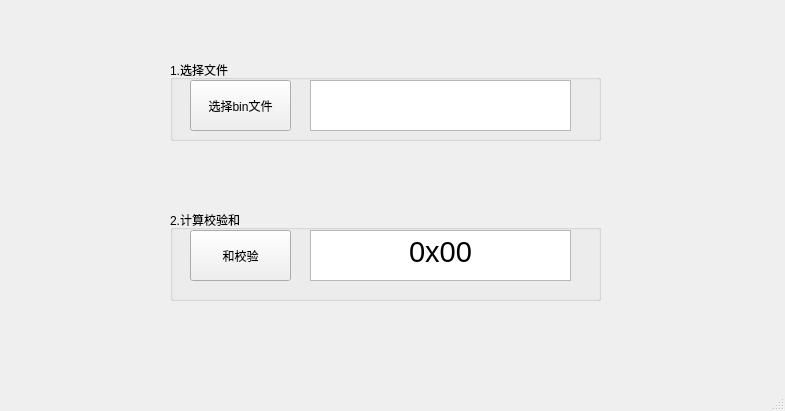
First picture: the form in SourceCode/binCheckSum/mainwindow.ui, repository breakeryu/BinFieCheckSumTool, before the edit.
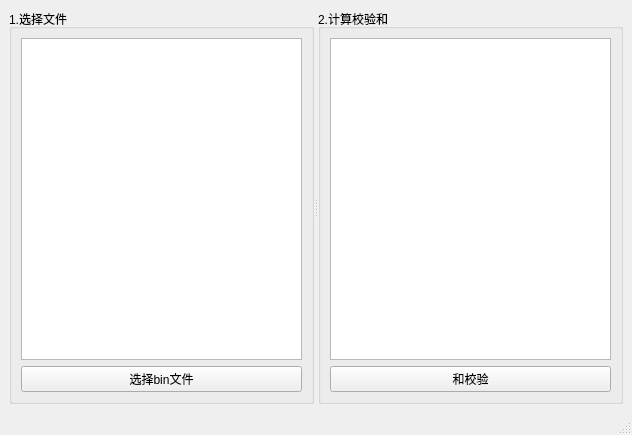
Second picture: the form after the edit.

Commit message: 更新窗口不能随显示器分辨率更改大小的问题

Patch:
```diff
--- a/SourceCode/binCheckSum/mainwindow.ui
+++ b/SourceCode/binCheckSum/mainwindow.ui
@@ -6,71 +6,50 @@
    <rect>
     <x>0</x>
     <y>0</y>
-    <width>785</width>
-    <height>411</height>
+    <width>632</width>
+    <height>435</height>
    </rect>
   </property>
   <property name="windowTitle">
    <string>MainWindow</string>
   </property>
   <widget class="QWidget" name="centralwidget">
+   <layout class="QHBoxLayout" name="horizontalLayout_3">
+    <item>
+     <widget class="QSplitter" name="splitter">
+      <property name="orientation">
+       <enum>Qt::Horizontal</enum>
+      </property>
    <widget class="QGroupBox" name="groupBox">
-    <property name="geometry">
-     <rect>
-      <x>170</x>
-      <y>60</y>
-      <width>431</width>
-      <height>81</height>
-     </rect>
-    </property>
     <property name="title">
      <string>1.选择文件</string>
     </property>
+       <layout class="QHBoxLayout" name="horizontalLayout">
+        <item>
+         <layout class="QVBoxLayout" name="verticalLayout">
+          <item>
+           <widget class="QTextEdit" name="textEdit_binFileName"/>
+          </item>
+          <item>
     <widget class="QPushButton" name="pushButton_ChooseBinFile">
-     <property name="geometry">
-      <rect>
-       <x>20</x>
-       <y>20</y>
-       <width>101</width>
-       <height>51</height>
-      </rect>
-     </property>
      <property name="text">
       <string>选择bin文件</string>
      </property>
     </widget>
-    <widget class="QTextEdit" name="textEdit_binFileName">
-     <property name="geometry">
-      <rect>
-       <x>140</x>
-       <y>20</y>
-       <width>261</width>
-       <height>51</height>
-      </rect>
-     </property>
-    </widget>
+          </item>
+         </layout>
+        </item>
+       </layout>
    </widget>
    <widget class="QGroupBox" name="groupBox_2">
-    <property name="geometry">
-     <rect>
-      <x>170</x>
-      <y>210</y>
-      <width>431</width>
-      <height>91</height>
-     </rect>
-    </property>
     <property name="title">
      <string>2.计算校验和</string>
     </property>
+       <layout class="QHBoxLayout" name="horizontalLayout_2">
+        <item>
+         <layout class="QVBoxLayout" name="verticalLayout_2">
+          <item>
     <widget class="QTextEdit" name="textEdit_Sum">
-     <property name="geometry">
-      <rect>
-       <x>140</x>
-       <y>20</y>
-       <width>261</width>
-       <height>51</height>
-      </rect>
-     </property>
      <property name="styleSheet">
       <string notr="true">font: 22pt &quot;黑体&quot;;</string>
      </property>
@@ -79,23 +58,24 @@
 &lt;html&gt;&lt;head&gt;&lt;meta name=&quot;qrichtext&quot; content=&quot;1&quot; /&gt;&lt;style type=&quot;text/css&quot;&gt;
 p, li { white-space: pre-wrap; }
 &lt;/style&gt;&lt;/head&gt;&lt;body style=&quot; font-family:'黑体'; font-size:22pt; font-weight:400; font-style:normal;&quot;&gt;
-&lt;p align=&quot;center&quot; style=&quot; margin-top:0px; margin-bottom:0px; margin-left:0px; margin-right:0px; -qt-block-indent:0; text-indent:0px;&quot;&gt;0x00&lt;/p&gt;&lt;/body&gt;&lt;/html&gt;</string>
-     </property>
-    </widget>
+&lt;p style=&quot;-qt-paragraph-type:empty; margin-top:0px; margin-bottom:0px; margin-left:0px; margin-right:0px; -qt-block-indent:0; text-indent:0px;&quot;&gt;&lt;br /&gt;&lt;/p&gt;&lt;/body&gt;&lt;/html&gt;</string>
+            </property>
+           </widget>
+          </item>
+          <item>
     <widget class="QPushButton" name="pushButton_checkSum">
-     <property name="geometry">
-      <rect>
-       <x>20</x>
-       <y>20</y>
-       <width>101</width>
-       <height>51</height>
-      </rect>
-     </property>
      <property name="text">
       <string>和校验</string>
      </property>
     </widget>
-   </widget>
+          </item>
+         </layout>
+        </item>
+       </layout>
+      </widget>
+     </widget>
+    </item>
+   </layout>
   </widget>
   <widget class="QMenuBar" name="menubar">
    <property name="geometry">
```
Left out of the diff: 2 changed lines with no effect on the pictures. Lines whose indentation alone changed are shown as unchanged. The commit also changes 2 other files.
